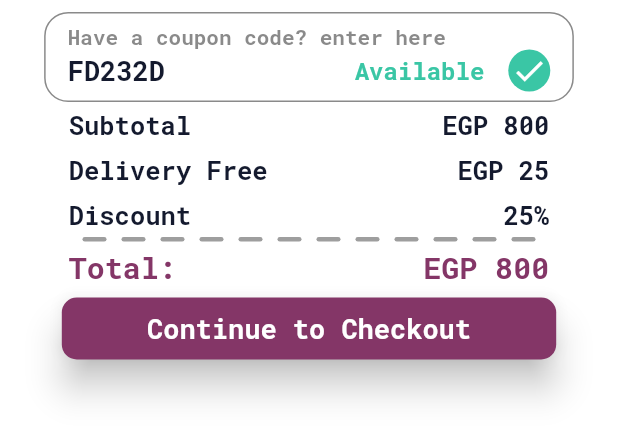
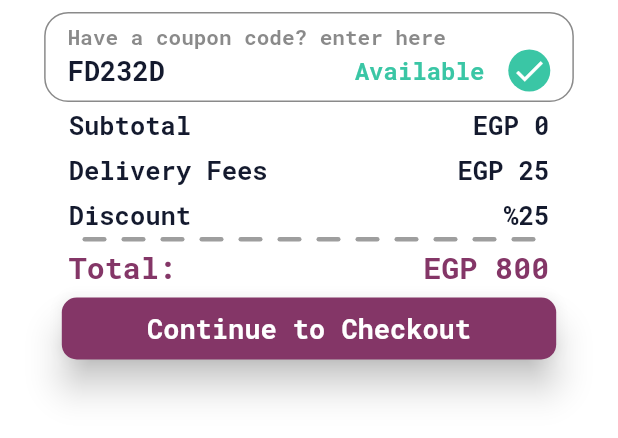
Before and after one commit to Ibrahimfathi96/ShopSavvy, a Flutter app: the CartFAButtonWidgets widget shown alone on an empty page, opened directly, on a phone screen of 412 x 824 dp. Shown: the top 438 px of the screen. Run offline on Flutter 3.47's test engine with Material 2 defaults, Android fonts, the phone set to English and light mode, and no system bars; our stand-ins replace cached_network_image, dartz, firebase_auth, firebase_core, firebase_messaging, flutter_otp_text_field and 6 more; accounts and stored records are empty; project files that could hold a hidden picture were left out.

Commit message:
[FEATURE] Cart Data View

```diff
--- a/lib/controller/cart_controller.dart
+++ b/lib/controller/cart_controller.dart
@@ -6,12 +6,17 @@ import 'package:shop_savvy/core/services/services.dart';
 import 'package:shop_savvy/data/data_source/remote/cart/add_to_cart.dart';
 import 'package:shop_savvy/data/data_source/remote/cart/cart_items_count_data.dart';
 import 'package:shop_savvy/data/data_source/remote/cart/remove_from_cart.dart';
+import 'package:shop_savvy/data/data_source/remote/cart/view.dart';
+import 'package:shop_savvy/data/model/cart_model.dart';
 
 class CartController extends GetxController {
   AddToCartData addToCartData = AddToCartData(Get.find());
   CartItemsCount cartItemsCount = CartItemsCount(Get.find());
   RemoveFromCartData removeFromCartData = RemoveFromCartData(Get.find());
-  List data = [];
+  CartViewData cartViewData = CartViewData(Get.find());
+  List<CartMd> data = [];
+  num ordersPrice = 0;
+  num countTotalItems = 0;
 
   MyServices services = Get.find();
   StatusRequest statusRequest = StatusRequest.none;
@@ -49,7 +54,23 @@ class CartController extends GetxController {
     }
   }
 
-  cartView() {}
+  cartView() async {
+    statusRequest = StatusRequest.loading;
+    var response = await cartViewData.getData(services.prefs.getString("id")!);
+    statusRequest = handlingData(response);
+    if (StatusRequest.success == statusRequest) {
+      if (response['status'] == 'success') {
+        List dataResponse = response['data'];
+        Map priceCountResponse = response['countprice'];
+        data.addAll(dataResponse.map((e) => CartMd.fromJson(e)));
+        countTotalItems = int.parse(priceCountResponse['totalcount']);
+        ordersPrice = priceCountResponse['totalprice'];
+      } else {
+        statusRequest = StatusRequest.failure;
+      }
+    }
+    update();
+  }
 
   getCartItemsCount(String itemsId) async {
     statusRequest = StatusRequest.loading;
@@ -67,4 +88,10 @@ class CartController extends GetxController {
       }
     }
   }
+
+  @override
+  void onInit() {
+    cartView();
+    super.onInit();
+  }
 }
--- /dev/null
+++ b/lib/data/data_source/remote/cart/view.dart
@@ -0,0 +1,14 @@
+import 'package:shop_savvy/core/class/crud.dart';
+import 'package:shop_savvy/link_api.dart';
+
+class CartViewData {
+  Crud crud;
+
+  CartViewData(this.crud);
+
+  getData(String userId) async {
+    var response = await crud
+        .postData(AppLink.cartView, {"userId": userId.toString()});
+    return response.fold((l) => l, (r) => r);
+  }
+}
--- /dev/null
+++ b/lib/data/model/cart_model.dart
@@ -0,0 +1,118 @@
+import 'dart:convert';
+
+CartMd cartMdFromJson(String str) => CartMd.fromJson(json.decode(str));
+String cartMdToJson(CartMd data) => json.encode(data.toJson());
+class CartMd {
+  CartMd({
+      this.itemsTotalPrice,
+      this.itemsTotalCount,
+      this.cartId,
+      this.cartUserId,
+      this.cartItemsId,
+      this.itemsId,
+      this.itemsName,
+      this.itemsNameAr,
+      this.itemsDesc,
+      this.itemsDescAr,
+      this.itemsImage,
+      this.itemsCount,
+      this.itemsActive,
+      this.itemsPrice,
+      this.itemsDiscount,
+      this.itemsDate,
+      this.itemsCategories,});
+
+  CartMd.fromJson(dynamic json) {
+    itemsTotalPrice = json['itemsprice'];
+    itemsTotalCount = json['itemscount'];
+    cartId = json['cart_id'];
+    cartUserId = json['cart_user_id'];
+    cartItemsId = json['cart_items_id'];
+    itemsId = json['items_id'];
+    itemsName = json['items_name'];
+    itemsNameAr = json['items_name_ar'];
+    itemsDesc = json['items_desc'];
+    itemsDescAr = json['items_desc_ar'];
+    itemsImage = json['items_image'];
+    itemsCount = json['items_count'];
+    itemsActive = json['items_active'];
+    itemsPrice = json['items_price'];
+    itemsDiscount = json['items_discount'];
+    itemsDate = json['items_date'];
+    itemsCategories = json['items_categories'];
+  }
+  num? itemsTotalPrice;
+  num? itemsTotalCount;
+  num? cartId;
+  num? cartUserId;
+  num? cartItemsId;
+  num? itemsId;
+  String? itemsName;
+  String? itemsNameAr;
+  String? itemsDesc;
+  String? itemsDescAr;
+  String? itemsImage;
+  num? itemsCount;
+  num? itemsActive;
+  num? itemsPrice;
+  num? itemsDiscount;
+  String? itemsDate;
+  num? itemsCategories;
+CartMd copyWith({  num? itemsTotalPrice,
+  num? itemsTotalCount,
+  num? cartId,
+  num? cartUserId,
+  num? cartItemsId,
+  num? itemsId,
+  String? itemsName,
+  String? itemsNameAr,
+  String? itemsDesc,
+  String? itemsDescAr,
+  String? itemsImage,
+  num? itemsCount,
+  num? itemsActive,
+  num? itemsPrice,
+  num? itemsDiscount,
+  String? itemsDate,
+  num? itemsCategories,
+}) => CartMd(  itemsTotalPrice: itemsTotalPrice ?? this.itemsTotalPrice,
+  itemsTotalCount: itemsTotalCount ?? this.itemsTotalCount,
+  cartId: cartId ?? this.cartId,
+  cartUserId: cartUserId ?? this.cartUserId,
+  cartItemsId: cartItemsId ?? this.cartItemsId,
+  itemsId: itemsId ?? this.itemsId,
+  itemsName: itemsName ?? this.itemsName,
+  itemsNameAr: itemsNameAr ?? this.itemsNameAr,
+  itemsDesc: itemsDesc ?? this.itemsDesc,
+  itemsDescAr: itemsDescAr ?? this.itemsDescAr,
+  itemsImage: itemsImage ?? this.itemsImage,
+  itemsCount: itemsCount ?? this.itemsCount,
+  itemsActive: itemsActive ?? this.itemsActive,
+  itemsPrice: itemsPrice ?? this.itemsPrice,
+  itemsDiscount: itemsDiscount ?? this.itemsDiscount,
+  itemsDate: itemsDate ?? this.itemsDate,
+  itemsCategories: itemsCategories ?? this.itemsCategories,
+);
+  Map<String, dynamic> toJson() {
+    final map = <String, dynamic>{};
+    map['itemsprice'] = itemsTotalPrice;
+    map['itemscount'] = itemsTotalCount;
+    map['cart_id'] = cartId;
+    map['cart_user_id'] = cartUserId;
+    map['cart_items_id'] = cartItemsId;
+    map['items_id'] = itemsId;
+    map['items_name'] = itemsName;
+    map['items_name_ar'] = itemsNameAr;
+    map['items_desc'] = itemsDesc;
+    map['items_desc_ar'] = itemsDescAr;
+    map['items_image'] = itemsImage;
+    map['items_count'] = itemsCount;
+    map['items_active'] = itemsActive;
+    map['items_price'] = itemsPrice;
+    map['items_discount'] = itemsDiscount;
+    map['items_date'] = itemsDate;
+    map['items_categories'] = itemsCategories;
+    return map;
+  }
+
+}
--- a/lib/view/widget/cart_widgets/cart_bottom_widgets.dart
+++ b/lib/view/widget/cart_widgets/cart_bottom_widgets.dart
@@ -1,12 +1,13 @@
 import 'package:flutter/material.dart';
 import 'package:get/get.dart';
+import 'package:shop_savvy/controller/cart_controller.dart';
 import 'package:shop_savvy/view/widget/cart_widgets/cart_coupon_widget.dart';
 import 'package:shop_savvy/view/widget/cart_widgets/cart_dots_divider.dart';
 import 'package:shop_savvy/view/widget/cart_widgets/cart_elevated_button.dart';
 import 'package:shop_savvy/view/widget/cart_widgets/cart_total_price_texts.dart';
 import 'package:shop_savvy/view/widget/cart_widgets/custom_texts.dart';
 
-class CartFAButtonWidgets extends StatelessWidget {
+class CartFAButtonWidgets extends GetView<CartController> {
   const CartFAButtonWidgets({
     super.key,
   });
@@ -15,16 +16,16 @@ class CartFAButtonWidgets extends StatelessWidget {
   Widget build(BuildContext context) {
     return SizedBox(
       height: Get.height * 0.29,
-      child: const Column(
+      child: Column(
         children: [
-          SizedBox(height: 8,),
-          CartCoupon(),
-          CustomCartTexts(text1: "Subtotal", text2: "EGP 800"),
-          CustomCartTexts(text1: "Delivery Free", text2: "EGP 25"),
-          CustomCartTexts(text1: "Discount", text2: "25%"),
-          CustomDotsDivider(),
-          TotalPriceText(),
-          CartCustomButton(),
+          const SizedBox(height: 8,),
+          const CartCoupon(),
+          CustomCartTexts(text1: "Subtotal", text2: "EGP ${controller.ordersPrice}"),
+          const CustomCartTexts(text1: "Delivery Fees", text2: "EGP 25"),
+          const CustomCartTexts(text1: "Discount", text2: "%25"),
+          const CustomDotsDivider(),
+          const TotalPriceText(),
+          const CartCustomButton(),
         ],
       ),
     );
```
Also changed, not shown: lib/view/screen/cart/cart_view.dart (+9 -2 lines), lib/view/widget/cart_widgets/cart_items_container.dart (+13 -10 lines), lib/view/widget/cart_widgets/cart_listview_item.dart (+42 -22 lines), lib/view/widget/cart_widgets/cart_upper_text.dart (+6 -4 lines).
